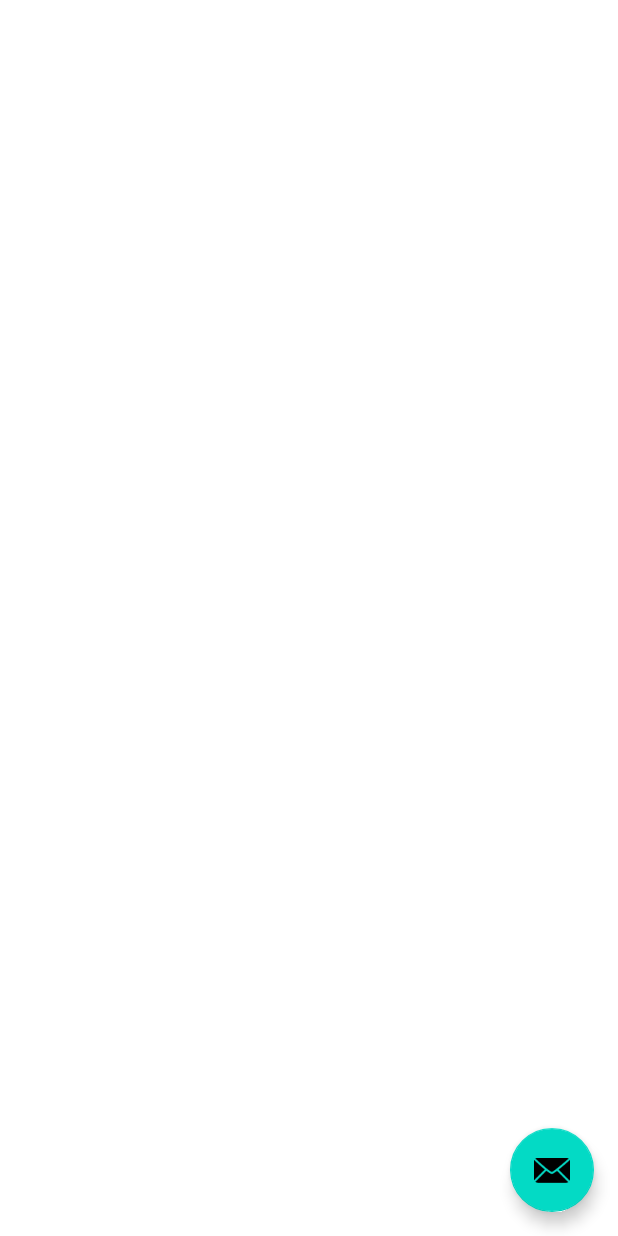
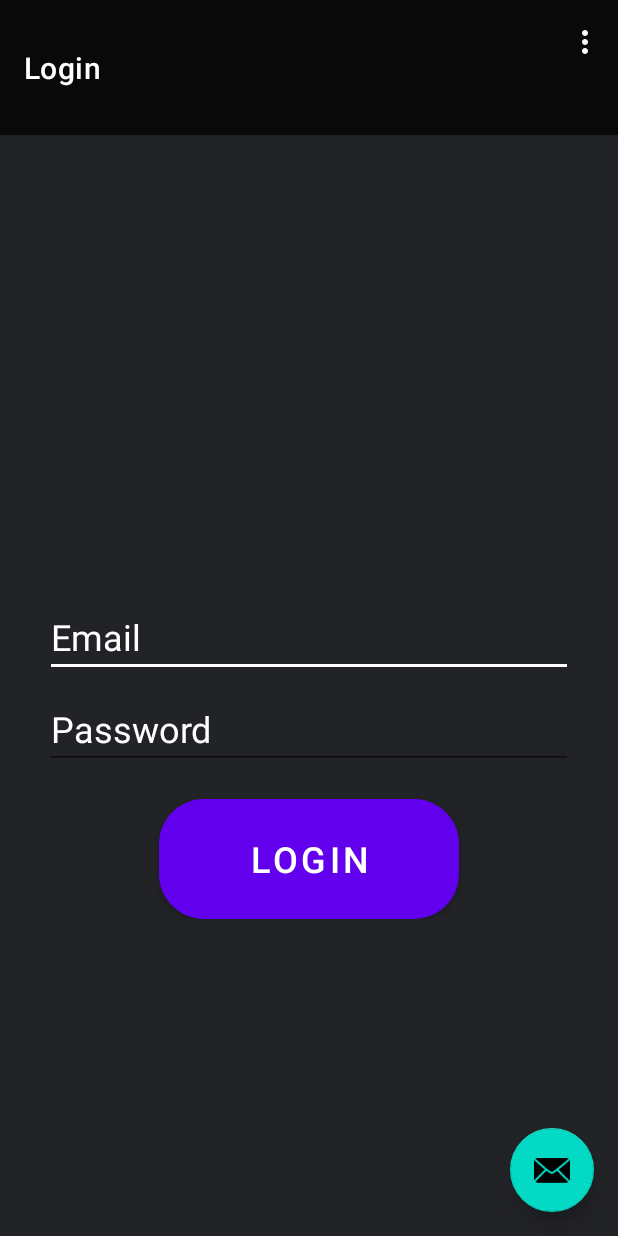
Before and after one commit to Dmlulutas/MyProject, an Android app: the screen it shows after launch (AuthActivity before the commit, MainActivity after it), on a phone screen of 412 x 824 dp. Run offline under Robolectric (Android 15) with nearby library versions, the phone set to English and light mode, and no system bars; our stand-ins replace Dagger/Hilt's generated code, navigation-ui.

Commit message:
auth changes

```diff
--- a/app/src/main/AndroidManifest.xml
+++ b/app/src/main/AndroidManifest.xml
@@ -15,10 +15,7 @@
             android:name=".AuthActivity"
             android:exported="false"
             android:theme="@style/Theme.MyApplication.NoActionBar" />
-        <activity
-            android:name=".ui.login.LoginActivity"
-            android:exported="false"
-            android:label="@string/title_activity_login" />
+
         <activity
             android:name=".SplashActivity"
             android:exported="true"
--- a/app/src/main/java/com/example/myapplication/AuthActivity.kt
+++ /dev/null
@@ -1,19 +0,0 @@
-package com.example.myapplication
-
-import android.os.Bundle
-import androidx.appcompat.app.AppCompatActivity
-import com.example.myapplication.databinding.ActivityAuthBinding
-import com.example.myapplication.databinding.ActivitySplashBinding
-
-
-class AuthActivity : AppCompatActivity() {
-    private lateinit var binding: ActivityAuthBinding
-    override fun onCreate(savedInstanceState: Bundle?) {
-        super.onCreate(savedInstanceState)
-
-        binding = ActivityAuthBinding.inflate(layoutInflater)
-        setContentView(binding.root)
-
-    }
-
-}
--- a/app/src/main/java/com/example/myapplication/SplashActivity.kt
+++ b/app/src/main/java/com/example/myapplication/SplashActivity.kt
@@ -22,7 +22,7 @@ class SplashActivity : AppCompatActivity() {
         startAnimation()
 
         Handler(Looper.getMainLooper()).postDelayed({
-            val intent = Intent(this, AuthActivity::class.java)
+            val intent = Intent(this, MainActivity::class.java)
             startActivity(intent)
 
         }, 4000)
--- /dev/null
+++ b/app/src/main/java/com/example/myapplication/ui/fragments/auth/LoginFragment.kt
@@ -0,0 +1,90 @@
+package com.example.myapplication.ui.fragments.auth
+
+import android.content.Intent
+import android.os.Bundle
+import android.util.Log
+import androidx.fragment.app.Fragment
+import android.view.LayoutInflater
+import android.view.View
+import android.view.ViewGroup
+import android.widget.Toast
+import androidx.navigation.NavController
+import androidx.navigation.Navigation
+import androidx.navigation.Navigation.findNavController
+import androidx.navigation.findNavController
+import com.example.myapplication.MainActivity
+import com.example.myapplication.R
+import com.example.myapplication.databinding.FragmentHelpBinding
+import com.example.myapplication.databinding.FragmentLoginBinding
+
+// TODO: Rename parameter arguments, choose names that match
+// the fragment initialization parameters, e.g. ARG_ITEM_NUMBER
+private const val ARG_PARAM1 = "param1"
+private const val ARG_PARAM2 = "param2"
+
+/**
+ * A simple [Fragment] subclass.
+ * Use the [LoginFragment.newInstance] factory method to
+ * create an instance of this fragment.
+ */
+class LoginFragment : Fragment() {
+    // TODO: Rename and change types of parameters
+    private var param1: String? = null
+    private var param2: String? = null
+    lateinit var navController: NavController
+
+    private var _binding: FragmentLoginBinding? = null
+    private val binding get() = _binding!!
+
+    override fun onCreate(savedInstanceState: Bundle?) {
+        super.onCreate(savedInstanceState)
+        arguments?.let {
+            param1 = it.getString(ARG_PARAM1)
+            param2 = it.getString(ARG_PARAM2)
+        }
+    }
+
+    override fun onCreateView(
+        inflater: LayoutInflater, container: ViewGroup?,
+        savedInstanceState: Bundle?,
+    ): View {
+        _binding = FragmentLoginBinding.inflate(inflater, container, false)
+        return binding.root;
+    }
+
+    override fun onViewCreated(view: View, savedInstanceState: Bundle?) {
+        super.onViewCreated(view, savedInstanceState)
+        navController = Navigation.findNavController(view)
+
+        binding.login.setOnClickListener {
+            navController.navigate(R.id.action_LoginFragment_to_FirstFragment)
+
+        }
+    }
+
+    companion object {
+        /**
+         * Use this factory method to create a new instance of
+         * this fragment using the provided parameters.
+         *
+         * @param param1 Parameter 1.
+         * @param param2 Parameter 2.
+         * @return A new instance of fragment LoginFragment.
+         */
+        // TODO: Rename and change types and number of parameters
+        @JvmStatic
+        fun newInstance(param1: String, param2: String) =
+            LoginFragment().apply {
+                arguments = Bundle().apply {
+                    putString(ARG_PARAM1, param1)
+                    putString(ARG_PARAM2, param2)
+                }
+            }
+    }
+
+    override fun onDestroy() {
+        super.onDestroy()
+        _binding = null
+    }
+
+}
--- a/app/src/main/res/layout/activity_auth.xml
+++ /dev/null
@@ -1,19 +0,0 @@
-<?xml version="1.0" encoding="utf-8"?>
-<androidx.coordinatorlayout.widget.CoordinatorLayout xmlns:android="http://schemas.android.com/apk/res/android"
-    xmlns:app="http://schemas.android.com/apk/res-auto"
-    xmlns:tools="http://schemas.android.com/tools"
-    android:layout_width="match_parent"
-    android:layout_height="match_parent"
-    tools:context=".AuthActivity">
-
-    <com.google.android.material.floatingactionbutton.FloatingActionButton
-        android:id="@+id/fab"
-        android:layout_width="wrap_content"
-        android:layout_height="wrap_content"
-        android:layout_gravity="bottom|end"
-        android:layout_marginEnd="@dimen/floaticon_margin"
-        android:layout_marginBottom="@dimen/floaticon_margin"
-        app:srcCompat="@android:drawable/ic_dialog_email"
-        tools:ignore="ContentDescription" />
-
-</androidx.coordinatorlayout.widget.CoordinatorLayout>
--- /dev/null
+++ b/app/src/main/res/layout/fragment_login.xml
@@ -0,0 +1,84 @@
+<?xml version="1.0" encoding="utf-8"?>
+<androidx.constraintlayout.widget.ConstraintLayout xmlns:android="http://schemas.android.com/apk/res/android"
+    xmlns:app="http://schemas.android.com/apk/res-auto"
+    xmlns:tools="http://schemas.android.com/tools"
+    android:id="@+id/container"
+    android:layout_width="match_parent"
+    android:layout_height="match_parent"
+    android:background="@color/background_middle2_color"
+    tools:context=".ui.fragments.auth.LoginFragment">
+    <androidx.constraintlayout.widget.ConstraintLayout
+        android:layout_width="match_parent"
+        android:layout_height="wrap_content"
+        app:layout_constraintBottom_toBottomOf="parent"
+        app:layout_constraintEnd_toEndOf="parent"
+        app:layout_constraintStart_toStartOf="parent"
+        android:padding="30dp"
+        app:layout_constraintTop_toTopOf="parent">
+
+        <EditText
+            android:id="@+id/username"
+            android:layout_width="0dp"
+            android:layout_height="wrap_content"
+            android:layout_marginTop="96dp"
+            android:hint="@string/prompt_email"
+            android:inputType="textEmailAddress"
+            android:textSize ="24sp"
+            android:color="@color/white"
+            android:textColorHint="@color/white"
+            android:textColor="@color/white"
+            android:backgroundTint="@android:color/white"
+            android:selectAllOnFocus="true"
+            app:layout_constraintEnd_toEndOf="parent"
+            app:layout_constraintStart_toStartOf="parent"
+            app:layout_constraintTop_toTopOf="parent" />
+
+        <EditText
+            android:id="@+id/password"
+            android:layout_width="0dp"
+            android:layout_height="wrap_content"
+            android:layout_marginTop="8dp"
+            android:textSize ="24sp"
+            android:textColor="@color/white"
+            android:hint="@string/prompt_password"
+            android:textColorHint="@color/white"
+            android:imeActionLabel="@string/action_sign_in_short"
+            android:imeOptions="actionDone"
+            android:inputType="textPassword"
+            android:selectAllOnFocus="true"
+            android:color="@color/white"
+            app:layout_constraintEnd_toEndOf="parent"
+            app:layout_constraintStart_toStartOf="parent"
+            app:layout_constraintTop_toBottomOf="@+id/username" />
+
+        <Button
+            android:id="@+id/login"
+            android:layout_width="200dp"
+            android:layout_height="80dp"
+            android:layout_marginTop="20dp"
+            android:textSize ="24sp"
+            android:textColor="@color/white"
+            android:enabled="true"
+            android:background="@drawable/add_basket_btn_shape"
+            android:text="@string/login_fragment_label"
+            app:layout_constraintBottom_toBottomOf="parent"
+            app:layout_constraintEnd_toEndOf="parent"
+            app:layout_constraintStart_toStartOf="parent"
+            app:layout_constraintTop_toBottomOf="@+id/password"
+            app:layout_constraintVertical_bias="0.9" />
+
+        <ProgressBar
+            android:id="@+id/loading"
+            android:layout_width="wrap_content"
+            android:layout_height="wrap_content"
+            android:layout_gravity="center"
+            android:layout_marginTop="64dp"
+            android:layout_marginBottom="64dp"
+            android:visibility="gone"
+            app:layout_constraintBottom_toBottomOf="parent"
+            app:layout_constraintEnd_toEndOf="@+id/password"
+            app:layout_constraintStart_toStartOf="@+id/password"
+            app:layout_constraintTop_toTopOf="parent"
+            app:layout_constraintVertical_bias="0.3" />
+    </androidx.constraintlayout.widget.ConstraintLayout>
+    </androidx.constraintlayout.widget.ConstraintLayout>
--- a/app/src/main/res/navigation/nav_graph.xml
+++ b/app/src/main/res/navigation/nav_graph.xml
@@ -3,7 +3,20 @@
     xmlns:app="http://schemas.android.com/apk/res-auto"
     xmlns:tools="http://schemas.android.com/tools"
     android:id="@+id/nav_graph"
-    app:startDestination="@id/FirstFragment">
+    app:startDestination="@id/LoginFragment">
+
+    <fragment
+        android:id="@+id/LoginFragment"
+        android:name="com.example.myapplication.ui.fragments.auth.LoginFragment"
+        android:label="@string/login_fragment_label"
+        tools:layout="@layout/fragment_login">
+
+        <action
+            android:id="@+id/action_LoginFragment_to_FirstFragment"
+            app:destination="@id/FirstFragment"
+            />
+
+    </fragment>
 
     <fragment
         android:id="@+id/FirstFragment"
@@ -14,6 +27,7 @@
         <action
             android:id="@+id/action_FirstFragment_to_SecondFragment"
             app:destination="@id/SecondFragment"
+            app:popUpToInclusive="false"
             />
 
         <action
--- a/app/src/main/res/values/strings.xml
+++ b/app/src/main/res/values/strings.xml
@@ -43,6 +43,8 @@
     <string name="invalid_username">Not a valid username</string>
     <string name="invalid_password">Password must be >5 characters</string>
     <string name="login_failed">"Login failed"</string>
+    <!-- TODO: Remove or change this placeholder text -->
+    <string name="hello_blank_fragment">Hello blank fragment</string>
 
 
 </resources>
```
Also changed, not shown: app/build.gradle (+21 -7 lines), app/src/main/java/com/example/myapplication/ui/fragments/auth/SignoutFragment.kt (added, +60 -0 lines), app/src/main/java/com/example/myapplication/ui/fragments/auth/SignupFragment.kt (added, +60 -0 lines), app/src/main/res/layout/content_auth.xml (deleted, +0 -20 lines), app/src/main/res/layout/fragment_signout.xml (added, +14 -0 lines), app/src/main/res/layout/fragment_signup.xml (added, +14 -0 lines), app/src/main/res/navigation/auth_nav_graph.xml (deleted, +0 -67 lines), app/src/main/res/values/styles.xml (+15 -1 lines).
